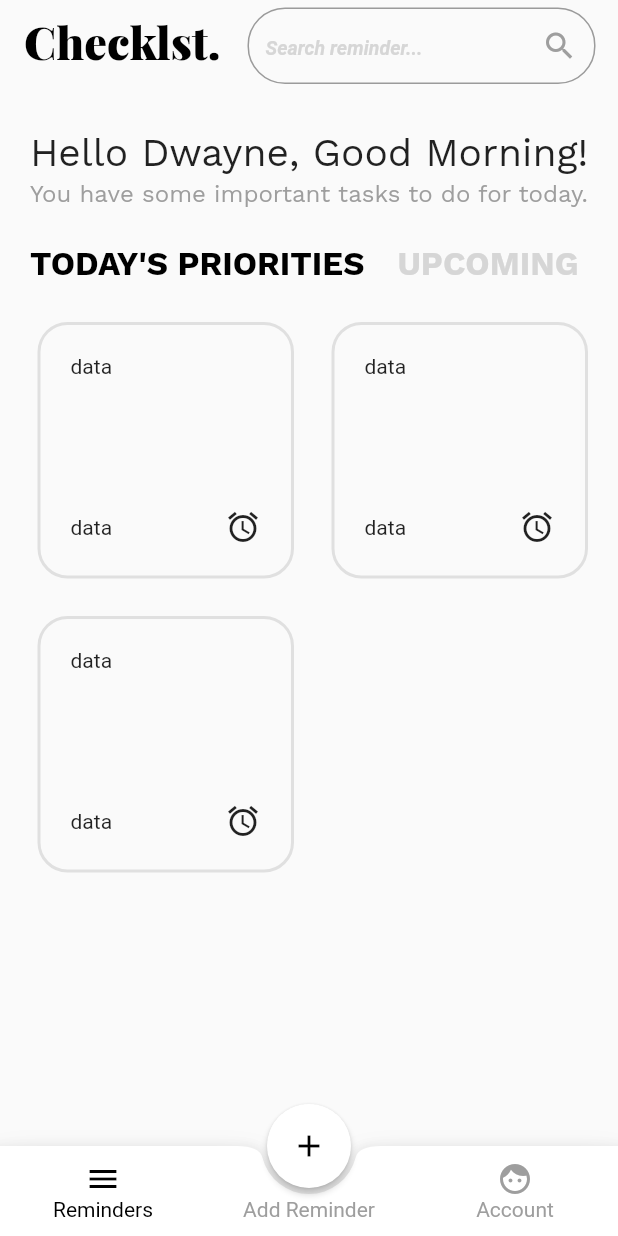
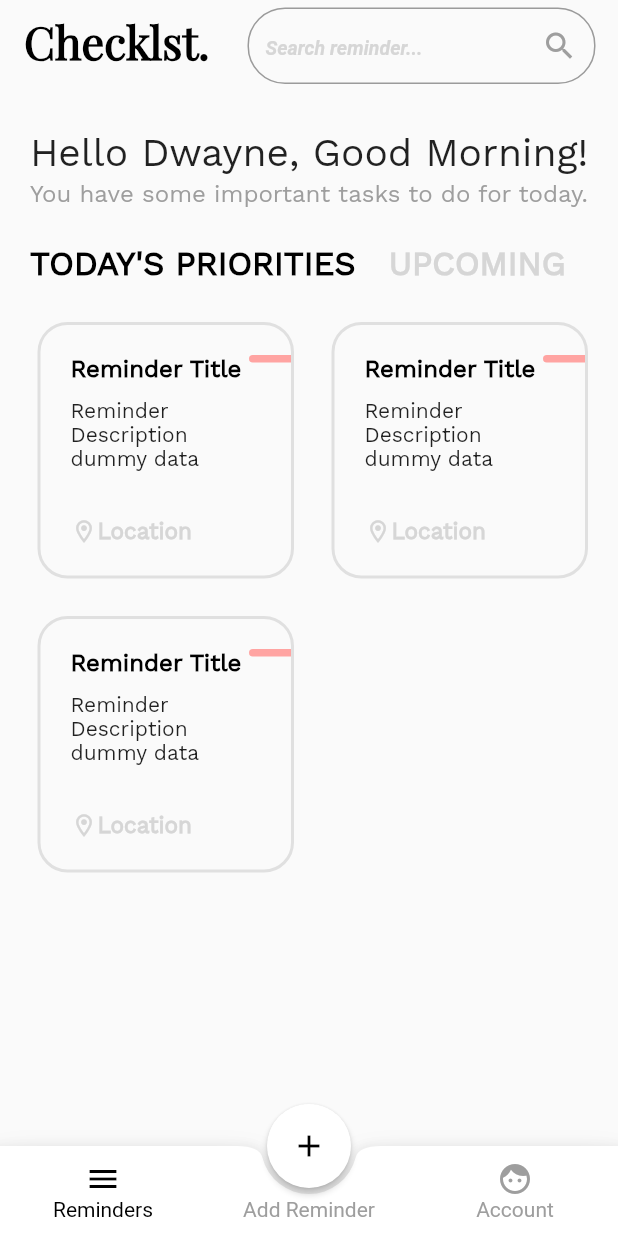
Before and after one commit to deliciafernandes/Checklst, a Flutter app: the screen it shows after launch, on a phone screen of 412 x 824 dp. Run offline on Flutter 3.47's test engine with Material 2 defaults, Android fonts, the phone set to English and light mode, and no system bars; our stand-ins replace firebase_auth, firebase_core, modal_progress_hud; accounts and stored records are empty.

Commit message:
Reminder tile and code clean up done

```diff
--- a/lib/models/colors.dart
+++ b/lib/utilities/colors.dart
@@ -9,6 +9,5 @@ List<Color> colorsList = [
   Color(0xff7ECBFF),
   Color(0xffFFC122),
   Color(0xff1CCCC2),
-  Color(0xffFFEEF4),
   // Color(0xff),
 ];
--- a/lib/views/body_widgets/todays_priorities_body.dart
+++ b/lib/views/body_widgets/todays_priorities_body.dart
@@ -1,3 +1,4 @@
+import 'package:checklst/widgets/reminder_tile.dart';
 import 'package:flutter/material.dart';
 
 class TodaysPrioritiesBody extends StatelessWidget {
@@ -13,51 +14,7 @@ class TodaysPrioritiesBody extends StatelessWidget {
             parent: AlwaysScrollableScrollPhysics()),
         shrinkWrap: true,
         children: List.generate(3, (index) {
-          return Container(
-            width: 70.0,
-            height: 50.0,
-            margin: EdgeInsets.only(top: 25.0, left: 25.0),
-            padding: EdgeInsets.only(
-              top: 20.0,
-              left: 20.0,
-              bottom: 20.0,
-            ),
-            decoration: BoxDecoration(
-              border: Border.all(color: Colors.grey[300], width: 2.0),
-              borderRadius: BorderRadius.all(Radius.circular(20.0)),
-            ),
-            child: Column(
-              crossAxisAlignment: CrossAxisAlignment.stretch,
-              mainAxisAlignment: MainAxisAlignment.spaceBetween,
-              children: [
-                Row(
-                  mainAxisAlignment: MainAxisAlignment.spaceBetween,
-                  children: [
-                    Text('data'),
-                    Container(
-                      width: 28.0,
-                      height: 5.0,
-                      decoration: BoxDecorationg(
-                          color: Colors.blue,
-                          borderRadius: BorderRadius.only(
-                              topLeft: Radius.circular(10.0),
-                              bottomLeft: Radius.circular(10.0))),
-                    )
-                  ],
-                ),
-                Padding(
-                  padding: EdgeInsets.only(right: 20.0),
-                  child: Row(
-                    mainAxisAlignment: MainAxisAlignment.spaceBetween,
-                    children: [
-                      Text('data'),
-                      Icon(Icons.alarm),
-                    ],
-                  ),
-                ),
-              ],
-            ),
-          );
+          return ReminderTile();
         }),
       ),
     );
--- /dev/null
+++ b/lib/widgets/reminder_tile.dart
@@ -0,0 +1,98 @@
+import 'package:flutter/material.dart';
+import 'dart:math';
+import 'dart:ui';
+
+import 'package:checklst/utilities/colors.dart';
+
+class ReminderTile extends StatelessWidget {
+  final _random = new Random();
+
+  @override
+  Widget build(BuildContext context) {
+    return Container(
+      width: 70.0,
+      height: 50.0,
+      margin: EdgeInsets.only(top: 25.0, left: 25.0),
+      padding: EdgeInsets.only(
+        top: 20.0,
+        left: 20.0,
+        bottom: 20.0,
+      ),
+      decoration: BoxDecoration(
+        border: Border.all(color: Colors.grey[300], width: 2.0),
+        borderRadius: BorderRadius.all(Radius.circular(20.0)),
+      ),
+      child: Column(
+        crossAxisAlignment: CrossAxisAlignment.stretch,
+        mainAxisAlignment: MainAxisAlignment.spaceBetween,
+        children: [
+          Row(
+            mainAxisAlignment: MainAxisAlignment.spaceBetween,
+            crossAxisAlignment: CrossAxisAlignment.start,
+            children: [
+              Expanded(
+                child: Text(
+                  'Reminder Title',
+                  overflow: TextOverflow.ellipsis,
+                  maxLines: 3,
+                  style: TextStyle(
+                    fontSize: 16.0,
+                    fontFamily: 'WorkSans',
+                    fontWeight: FontWeight.w600,
+                    color: Colors.black,
+                  ),
+                ),
+              ),
+              Container(
+                width: 28.0,
+                height: 5.0,
+                decoration: BoxDecoration(
+                    color: colorsList[_random.nextInt(colorsList.length)],
+                    borderRadius: BorderRadius.only(
+                        topLeft: Radius.circular(10.0),
+                        bottomLeft: Radius.circular(10.0))),
+              )
+            ],
+          ),
+          SizedBox(height: 10.0),
+          Expanded(
+            child: Padding(
+              padding: EdgeInsets.only(right: 20.0),
+              child: Text(
+                'Reminder Description dummy data',
+                overflow: TextOverflow.ellipsis,
+                maxLines: 5,
+                style: TextStyle(
+                  fontSize: 14.0,
+                  fontFamily: 'WorkSans',
+                  color: Colors.grey[450],
+                ),
+              ),
+            ),
+          ),
+          Padding(
+            padding: EdgeInsets.only(right: 20.0),
+            child: Row(
+              children: [
+                Icon(
+                  Icons.location_on_outlined,
+                  size: 18.0,
+                  color: Colors.grey[350],
+                ),
+                Text(
+                  'Location',
+                  style: TextStyle(
+                    fontSize: 15.0,
+                    fontFamily: 'WorkSans',
+                    fontWeight: FontWeight.w600,
+                    color: Colors.grey[350],
+                  ),
+                ),
+              ],
+            ),
+          ),
+        ],
+      ),
+    );
+  }
+}
```
Also changed, not shown: pubspec.yaml (+0 -8 lines), assets/fonts/PlayfairDisplay-Black.ttf (deleted), assets/fonts/PlayfairDisplay-Bold.ttf (deleted), assets/fonts/WorkSans-Black.ttf (deleted), assets/fonts/WorkSans-Bold.ttf (deleted).
